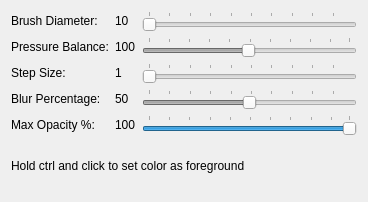
The window that designer/BrushOptionsWidgetUi.ui (skitzycat/beedraw) describes before a commit, drawn with Qt 5.
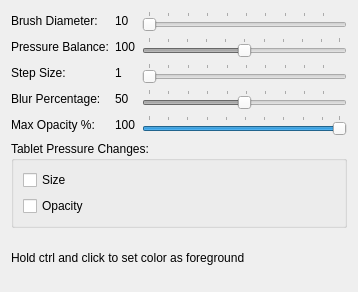
The same window after the commit.

Commit message: pressure for size and opacity now working and have options in gui

Patch:
```diff
--- a/designer/BrushOptionsWidgetUi.ui
+++ b/designer/BrushOptionsWidgetUi.ui
@@ -1,12 +1,12 @@
 <ui version="4.0" >
  <class>BrushOptionsWidget</class>
- <widget class="QWidget" name="BrushOptionsWidget" >
-  <property name="geometry" >
+ <widget class="QWidget" name="BrushOptionsWidget">
+  <property name="geometry">
    <rect>
     <x>0</x>
     <y>0</y>
-    <width>368</width>
-    <height>202</height>
+    <width>358</width>
+    <height>292</height>
    </rect>
   </property>
   <property name="windowTitle" >
@@ -183,8 +183,34 @@
     </layout>
    </item>
    <item>
-    <widget class="QLabel" name="label_5" >
-     <property name="text" >
+    <widget class="QGroupBox" name="groupBox">
+     <property name="title">
+      <string>Tablet Pressure Changes:</string>
+     </property>
+     <layout class="QVBoxLayout" name="verticalLayout">
+      <item>
+       <widget class="QCheckBox" name="pressure_size_box">
+        <property name="text">
+         <string>Size</string>
+        </property>
+        <property name="checked">
+         <bool>false</bool>
+        </property>
+       </widget>
+      </item>
+      <item>
+       <widget class="QCheckBox" name="pressure_opacity_box">
+        <property name="text">
+         <string>Opacity</string>
+        </property>
+       </widget>
+      </item>
+     </layout>
+    </widget>
+   </item>
+   <item>
+    <widget class="QLabel" name="label_5">
+     <property name="text">
       <string>Hold ctrl and click to set color as foreground</string>
      </property>
     </widget>
```
Left out of the diff: 151 changed lines with no effect on the pictures. The commit also changes 2 other files.
